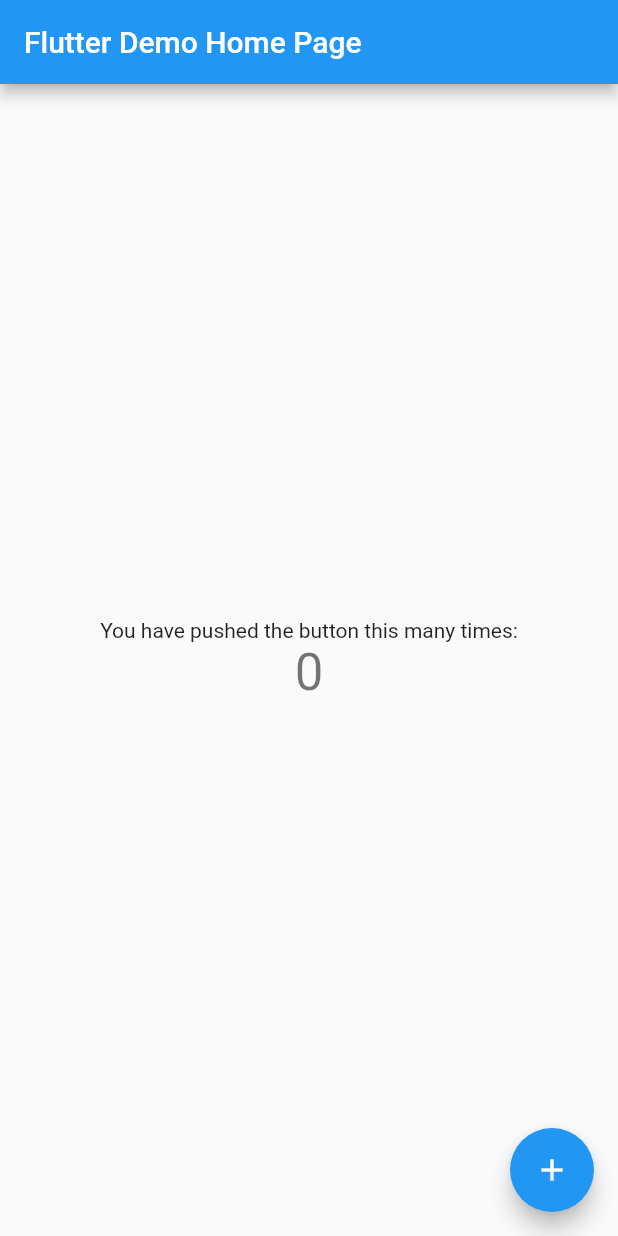
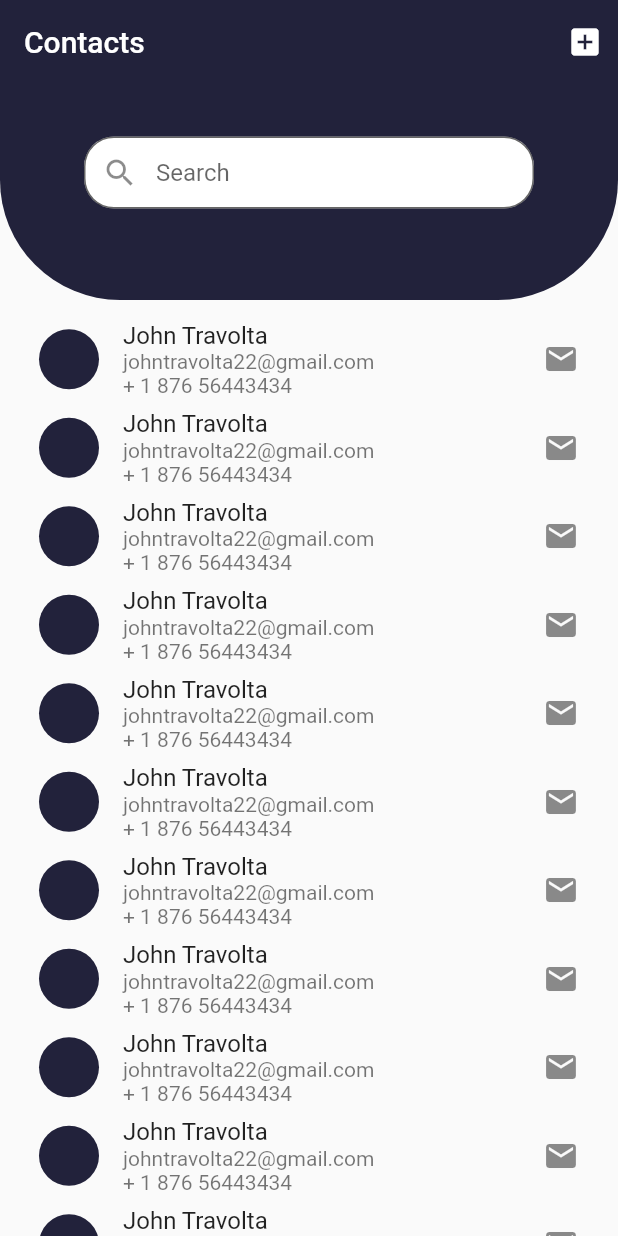
Before and after one commit to Amber-Classwork/contact_list_flutter, a Flutter app: the screen it shows after launch, on a phone screen of 412 x 824 dp. Run offline on Flutter 3.47's test engine with Material 2 defaults, Android fonts, the phone set to English and light mode, and no system bars; our stand-ins replace get.

Commit message:
home-page

```diff
--- a/lib/main.dart
+++ b/lib/main.dart
@@ -1,115 +1,19 @@
+import 'package:contact_list_flutter/pages/home/main_contacts_page.dart';
 import 'package:flutter/material.dart';
 
 void main() {
-  runApp(const MyApp());
+  runApp(const RootApp());
 }
 
-class MyApp extends StatelessWidget {
-  const MyApp({super.key});
+class RootApp extends StatelessWidget {
+  const RootApp({super.key});
 
-  // This widget is the root of your application.
   @override
   Widget build(BuildContext context) {
     return MaterialApp(
-      title: 'Flutter Demo',
-      theme: ThemeData(
-        // This is the theme of your application.
-        //
-        // Try running your application with "flutter run". You'll see the
-        // application has a blue toolbar. Then, without quitting the app, try
-        // changing the primarySwatch below to Colors.green and then invoke
-        // "hot reload" (press "r" in the console where you ran "flutter run",
-        // or simply save your changes to "hot reload" in a Flutter IDE).
-        // Notice that the counter didn't reset back to zero; the application
-        // is not restarted.
-        primarySwatch: Colors.blue,
-      ),
-      home: const MyHomePage(title: 'Flutter Demo Home Page'),
+      debugShowCheckedModeBanner: false,
+      title: 'Contacts',
+      home: MainContactsPage(),
     );
   }
 }
-
-class MyHomePage extends StatefulWidget {
-  const MyHomePage({super.key, required this.title});
-
-  // This widget is the home page of your application. It is stateful, meaning
-  // that it has a State object (defined below) that contains fields that affect
-  // how it looks.
-
-  // This class is the configuration for the state. It holds the values (in this
-  // case the title) provided by the parent (in this case the App widget) and
-  // used by the build method of the State. Fields in a Widget subclass are
-  // always marked "final".
-
-  final String title;
-
-  @override
-  State<MyHomePage> createState() => _MyHomePageState();
-}
-
-class _MyHomePageState extends State<MyHomePage> {
-  int _counter = 0;
-
-  void _incrementCounter() {
-    setState(() {
-      // This call to setState tells the Flutter framework that something has
-      // changed in this State, which causes it to rerun the build method below
-      // so that the display can reflect the updated values. If we changed
-      // _counter without calling setState(), then the build method would not be
-      // called again, and so nothing would appear to happen.
-      _counter++;
-    });
-  }
-
-  @override
-  Widget build(BuildContext context) {
-    // This method is rerun every time setState is called, for instance as done
-    // by the _incrementCounter method above.
-    //
-    // The Flutter framework has been optimized to make rerunning build methods
-    // fast, so that you can just rebuild anything that needs updating rather
-    // than having to individually change instances of widgets.
-    return Scaffold(
-      appBar: AppBar(
-        // Here we take the value from the MyHomePage object that was created by
-        // the App.build method, and use it to set our appbar title.
-        title: Text(widget.title),
-      ),
-      body: Center(
-        // Center is a layout widget. It takes a single child and positions it
-        // in the middle of the parent.
-        child: Column(
-          // Column is also a layout widget. It takes a list of children and
-          // arranges them vertically. By default, it sizes itself to fit its
-          // children horizontally, and tries to be as tall as its parent.
-          //
-          // Invoke "debug painting" (press "p" in the console, choose the
-          // "Toggle Debug Paint" action from the Flutter Inspector in Android
-          // Studio, or the "Toggle Debug Paint" command in Visual Studio Code)
-          // to see the wireframe for each widget.
-          //
-          // Column has various properties to control how it sizes itself and
-          // how it positions its children. Here we use mainAxisAlignment to
-          // center the children vertically; the main axis here is the vertical
-          // axis because Columns are vertical (the cross axis would be
-          // horizontal).
-          mainAxisAlignment: MainAxisAlignment.center,
-          children: <Widget>[
-            const Text(
-              'You have pushed the button this many times:',
-            ),
-            Text(
-              '$_counter',
-              style: Theme.of(context).textTheme.headline4,
-            ),
-          ],
-        ),
-      ),
-      floatingActionButton: FloatingActionButton(
-        onPressed: _incrementCounter,
-        tooltip: 'Increment',
-        child: const Icon(Icons.add),
-      ), // This trailing comma makes auto-formatting nicer for build methods.
-    );
-  }
-}
--- /dev/null
+++ b/lib/pages/home/main_contacts_page.dart
@@ -0,0 +1,196 @@
+import 'package:contact_list_flutter/utils/colors.dart';
+import 'package:flutter/material.dart';
+import '../../utils/dimensions.dart';
+
+// class MainContactsPage extends StatelessWidget {
+//   const MainContactsPage({super.key});
+
+//   @override
+//   Widget build(BuildContext context) {
+//     return Scaffold(
+//       body: CustomScrollView(slivers: [
+//         SliverPersistentHeader(
+//           delegate: CustomAppBar(extendedHeight: 200),
+//           pinned: true,
+//           floating: true,
+//         ),
+//         SliverToBoxAdapter(
+//           child: Expanded(
+//             child: ListView.builder(
+//               shrinkWrap: true,
+//               physics: NeverScrollableScrollPhysics(),
+//               itemCount: 30,
+//               itemBuilder: (BuildContext context, int index) {
+//                 return Padding(
+//                   padding:
+//                       const EdgeInsets.symmetric(horizontal: 8.0, vertical: 5),
+//                   child: Card(
+//                     child: Row(
+//                       mainAxisAlignment: MainAxisAlignment.spaceBetween,
+//                       children: [
+//                         Padding(
+//                           padding: const EdgeInsets.symmetric(
+//                               vertical: 15, horizontal: 12),
+//                           child: Column(
+//                             crossAxisAlignment: CrossAxisAlignment.start,
+//                             mainAxisAlignment: MainAxisAlignment.spaceAround,
+//                             children: [
+//                               Text('John Brown'),
+//                               SizedBox(
+//                                 height: 10,
+//                               ),
+//                               Text('johnbrown@gmail.com'),
+//                               Text('1 876 436-6233')
+//                             ],
+//                           ),
+//                         ),
+//                         Icon(Icons.more_vert)
+//                       ],
+//                     ),
+//                   ),
+//                 );
+//               },
+//             ),
+//           ),
+//         )
+//       ]),
+//       bottomNavigationBar: BottomNavigationBar(
+//         items: [
+//           BottomNavigationBarItem(icon: Icon(Icons.home), label: 'Home'),
+//           BottomNavigationBarItem(
+//               icon: Icon(Icons.contacts), label: 'Contacts'),
+//           BottomNavigationBarItem(icon: Icon(Icons.person), label: 'Profile'),
+//           BottomNavigationBarItem(icon: Icon(Icons.logout), label: 'Logout'),
+//         ],
+//         type: BottomNavigationBarType.fixed,
+//       ),
+//     );
+//   }
+// }
+
+// class CustomAppBar extends SliverPersistentHeaderDelegate {
+//   final double extendedHeight;
+//   CustomAppBar({required this.extendedHeight});
+//   @override
+//   Widget build(
+//       BuildContext context, double shrinkOffset, bool overlapsContent) {
+//     return Stack(
+//       fit: StackFit.expand,
+//       clipBehavior: Clip.none,
+//       children: [
+//         Image.network(
+//           'https://images.pexels.com/photos/5583535/pexels-photo-5583535.jpeg?auto=compress&cs=tinysrgb&w=1260&h=750&dpr=1',
+//           fit: BoxFit.cover,
+//         ),
+//         Positioned(
+//           top: extendedHeight / 1.2 - shrinkOffset,
+//           left: MediaQuery.of(context).size.width / 4,
+//           right: MediaQuery.of(context).size.width / 4,
+//           child: Opacity(
+//             opacity: (1 - shrinkOffset / extendedHeight),
+//             child: TextField(
+//               decoration: InputDecoration(
+//                 border:
+//                     OutlineInputBorder(borderRadius: BorderRadius.circular(10)),
+//                 filled: true,
+//                 fillColor: Colors.white,
+//                 hintText: ' Search',
+//                 prefixIcon: Icon(Icons.search),
+//               ),
+//             ),
+//           ),
+//         ),
+//       ],
+//     );
+//   }
+
+//   @override
+//   double get maxExtent => extendedHeight;
+
+//   @override
+//   double get minExtent => kToolbarHeight;
+
+//   @override
+//   bool shouldRebuild(covariant SliverPersistentHeaderDelegate oldDelegate) =>
+//       true;
+// }
+
+class MainContactsPage extends StatelessWidget {
+  const MainContactsPage({super.key});
+
+  @override
+  Widget build(BuildContext context) {
+    return Scaffold(
+      extendBodyBehindAppBar: true,
+      appBar: AppBar(
+        backgroundColor: Colors.transparent,
+        elevation: 0,
+        title: Text('Contacts'),
+        actions: [
+          Padding(
+            padding: const EdgeInsets.symmetric(horizontal: 10.0),
+            child: Icon(Icons.add_box),
+          ),
+        ],
+      ),
+      body: Column(
+        children: [
+          Container(
+            height: 200,
+            width: double.maxFinite,
+            decoration: BoxDecoration(
+              color: AppColors.mainPurple,
+              borderRadius: BorderRadius.only(
+                bottomLeft: (Radius.circular(80)),
+                bottomRight: (Radius.circular(80)),
+              ),
+            ),
+            child: Center(
+              child: Padding(
+                padding: const EdgeInsets.only(top: 30.0),
+                child: SizedBox(
+                  width: 300,
+                  child: TextField(
+                    decoration: InputDecoration(
+                        contentPadding: EdgeInsets.all(0),
+                        border: OutlineInputBorder(
+                            borderRadius: BorderRadius.circular(20)),
+                        fillColor: Colors.white,
+                        filled: true,
+                        hintText: "Search",
+                        prefixIcon: Icon(Icons.search)),
+                  ),
+                ),
+              ),
+            ),
+          ),
+          Container(
+            child: Expanded(
+              child: ListView.builder(
+                  padding: EdgeInsets.symmetric(horizontal: 10, vertical: 10),
+                  physics: AlwaysScrollableScrollPhysics(),
+                  shrinkWrap: true,
+                  itemCount: 30,
+                  itemBuilder: (context, index) {
+                    return ListTile(
+                      leading: CircleAvatar(
+                        backgroundColor: AppColors.mainPurple,
+                        radius: 20,
+                      ),
+                      title: Text('John Travolta'),
+                      subtitle: Column(
+                          crossAxisAlignment: CrossAxisAlignment.start,
+                          children: [
+                            Text('johntravolta22@gmail.com'),
+                            Text('+ 1 876 56443434')
+                          ]),
+                      trailing: Icon(Icons.email),
+                    );
+                  }),
+            ),
+          )
+        ],
+      ),
+    );
+  }
+}
--- /dev/null
+++ b/lib/utils/colors.dart
@@ -0,0 +1,8 @@
+import 'dart:ui';
+
+class AppColors {
+  static const Color mainPurple = Color(0xFF22223B);
+  // static const Color mainBrown = Color(0xFF3C4573);
+
+
+}
--- /dev/null
+++ b/lib/utils/dimensions.dart
@@ -0,0 +1,7 @@
+import 'package:get/get.dart';
+
+class Dimensions {
+  static double screenHeight = Get.context!.height; //868
+  static double screenWidth = Get.context!.width; //411
+
+}
```
Also changed, not shown: pubspec.yaml (+2 -51 lines), pubspec.lock.
